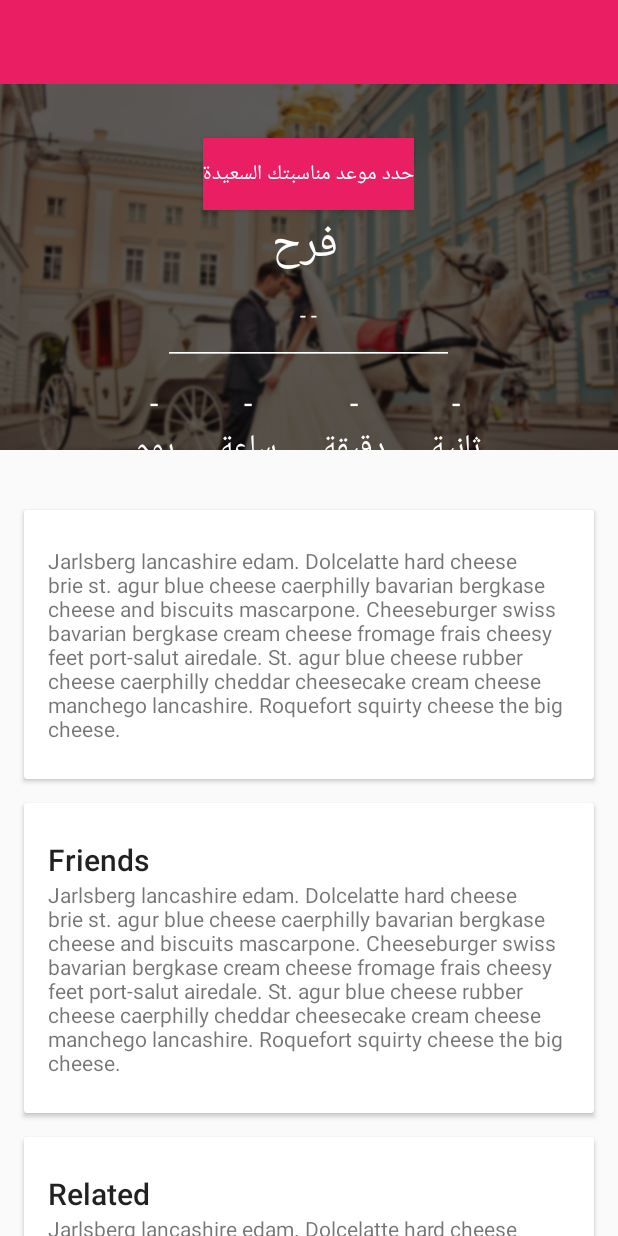
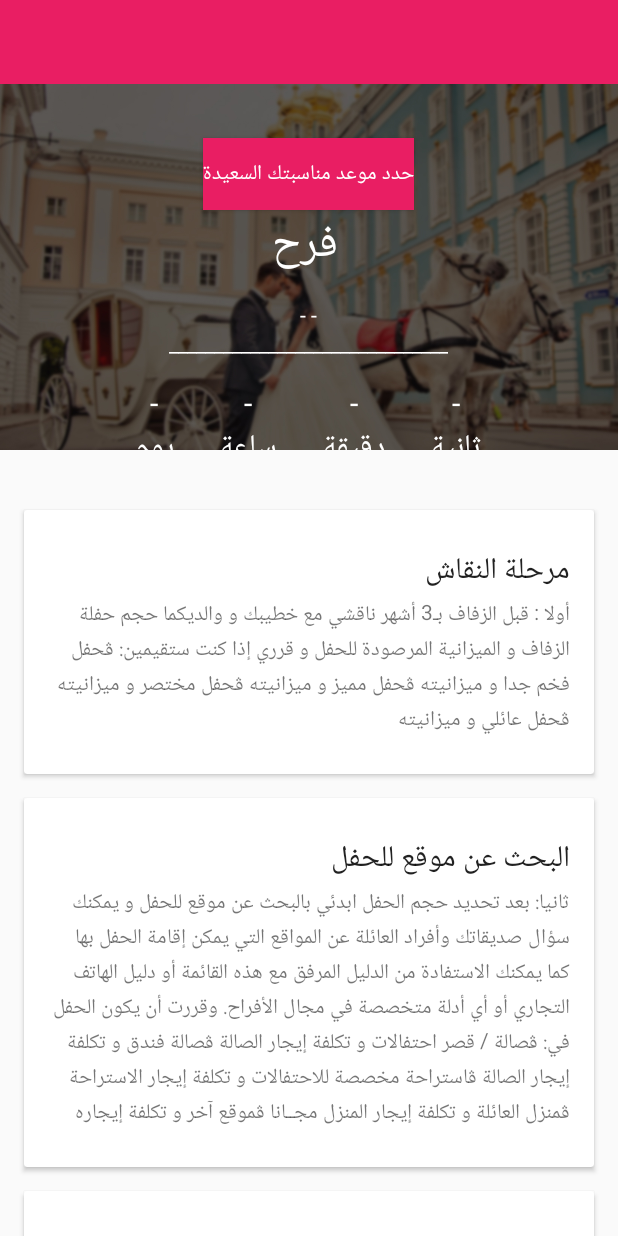
Before and after one commit to ahmedyehya92/Farahak, an Android app: the layout activity_home.xml on its own in the app's theme, with its tools: preview values and no code run, on a phone screen of 412 x 824 dp. Run offline under Robolectric (Android 15) with nearby library versions, the phone set to English and light mode, and no system bars.

```diff
--- a/app/src/main/res/layout/activity_home.xml
+++ b/app/src/main/res/layout/activity_home.xml
@@ -292,6 +292,11 @@
                     android:layout_width="match_parent"
                     android:layout_height="wrap_content">
 
+                    <TextView
+                        android:layout_width="match_parent"
+                        android:layout_height="wrap_content"
+                        android:text="مرحلة النقاش"
+                        android:textAppearance="@style/TextAppearance.AppCompat.Title" />
 
 
                     <TextView
@@ -318,13 +323,13 @@
                     <TextView
                         android:layout_width="match_parent"
                         android:layout_height="wrap_content"
-                        android:text="Friends"
+                        android:text="البحث عن موقع للحفل"
                         android:textAppearance="@style/TextAppearance.AppCompat.Title" />
 
                     <TextView
                         android:layout_width="match_parent"
                         android:layout_height="wrap_content"
-                        android:text="@string/cheese_ipsum" />
+                        android:text="@string/second_cardviewText" />
 
                 </LinearLayout>
 
@@ -345,13 +350,40 @@
                     <TextView
                         android:layout_width="match_parent"
                         android:layout_height="wrap_content"
-                        android:text="Related"
+                        android:text="قائمة الطعام"
                         android:textAppearance="@style/TextAppearance.AppCompat.Title" />
 
                     <TextView
                         android:layout_width="match_parent"
                         android:layout_height="wrap_content"
-                        android:text="@string/cheese_ipsum" />
+                        android:text="@string/third_cardviewText" />
+
+                </LinearLayout>
+
+            </android.support.v7.widget.CardView>
+
+            <android.support.v7.widget.CardView
+                android:layout_width="match_parent"
+                android:layout_height="wrap_content"
+                android:layout_marginBottom="@dimen/card_margin"
+                android:layout_marginLeft="@dimen/card_margin"
+                android:layout_marginRight="@dimen/card_margin">
+
+                <LinearLayout
+                    style="@style/Widget.CardContent"
+                    android:layout_width="match_parent"
+                    android:layout_height="wrap_content">
+
+                    <TextView
+                        android:layout_width="match_parent"
+                        android:layout_height="wrap_content"
+                        android:text="بطاقات الدعوة"
+                        android:textAppearance="@style/TextAppearance.AppCompat.Title" />
+
+                    <TextView
+                        android:layout_width="match_parent"
+                        android:layout_height="wrap_content"
+                        android:text="@string/fourth_cardviewText" />
 
                 </LinearLayout>
 
--- a/app/src/main/res/values/strings.xml
+++ b/app/src/main/res/values/strings.xml
@@ -21,11 +21,28 @@
     <string name="dummy_text1">ذا نص تجريبي لاختبار شكل و حجم النصوص و طريقة عرضها في هذا المكان و حجم و لون الخط هذا نص تجريبي لاختبار شكل و حجم النصوص و طريقة عرضها في هذا المكان و حجم و لون الخط هذا نص تجريبي لاختبار شكل و حجم النصوص و طريقة عرضها في هذا المكان و حجم و لون الخط هذا نص تجريبي لاختبار شكل و حجم النصوص و طريقة عرضها في هذا المكان و حجم و لون الخط هذا نص تجريبي لاختبار شكل و حجم النصوص و طريقة عرضها في هذا المكان و حجم و لون الخط هذا نص تجريبي لاختبار شكل و حجم النصوص و طريقة عرضها في هذا المكان و حجم و لون الخط هذا نص تجريبي لاختبار شكل و حجم النصوص و طريقة عرضها في هذا المكان و حجم و لون الخط هذا نص تجريبي لاختبار شكل و حجم النصوص و طريقة عرضها في هذا المكان و حجم و لون الخط هذا نص تجريبي لاختبار شكل و حجم النصوص و طريقة عرضها في هذا المكان و حجم و لون الخط هذا نص تجريبي لاختبار شكل و حجم النصوص و طريقة عرضها في هذا المكان و حجم و لون الخط هذا نص تجريبي لاختبار شكل و حجم النصوص و طريقة عرضها في هذا المكان و حجم و لون الخط هذا نص تجريبي لاختبار شكل و حجم النصوص و طريقة عرضها في هذا المكان و حجم و لون الخط هذا نص تجريبي لاختبار شكل و حجم النصوص و طريقة عرضها في هذا المكان و حجم و لون الخط هذا نص تجريبي لاختبار شكل و حجم النصوص و طريقة عرضها في هذا المكان و حجم و لون الخط هذا نص تجريبي لاختبار شكل و حجم النصوص و طريقة عرضها في هذا المكان و حجم و لون الخط</string>
 
 
-     <string name="cheese_ipsum">Jarlsberg lancashire edam. Dolcelatte hard cheese brie st. agur blue
-    cheese caerphilly bavarian bergkase cheese and biscuits mascarpone. Cheeseburger swiss bavarian
-    bergkase cream cheese fromage frais cheesy feet port-salut airedale. St. agur blue cheese rubber
-    cheese caerphilly cheddar cheesecake cream cheese manchego lancashire. Roquefort squirty cheese
-    the big cheese.</string>
+     <string name="cheese_ipsum">أولا : قبل الزفاف بـ3 أشهر ناقشي مع خطيبك و والديكما حجم حفلة الزفاف و الميزانية المرصودة للحفل و قرري إذا كنت ستقيمين:
+ڤحفل فخم جدا و ميزانيته
+ڤحفل مميز و ميزانيته
+ڤحفل مختصر و ميزانيته
+ڤحفل عائلي و ميزانيته
+     </string>
+    <string name="second_cardviewText">ثانيا: بعد تحديد حجم الحفل ابدئي بالبحث عن موقع للحفل و يمكنك سؤال صديقاتك وأفراد العائلة عن المواقع التي يمكن إقامة الحفل بها كما يمكنك الاستفادة من الدليل المرفق مع هذه القائمة أو دليل الهاتف التجاري أو أي أدلة متخصصة في مجال الأفراح.
+وقررت أن يكون الحفل في:
+ڤصالة / قصر احتفالات و تكلفة إيجار الصالة
+ڤصالة فندق و تكلفة إيجار الصالة
+ڤاستراحة مخصصة للاحتفالات و تكلفة إيجار الاستراحة
+ڤمنزل العائلة و تكلفة إيجار المنزل مجــانا
+ڤموقع آخر و تكلفة إيجاره </string>
+    <string name="third_cardviewText">ثالثا: ابدئي باختيار قائمة الطعام الخاص بالحفل و تذكري أن تشمل القائمة أطعمة قليلة الدسم لأنه سيكون من ضمن ضيوفك من يهتمون بهذه الأطعمة. بعض صالات الأفراح تتكفل بتموين العشاء الخاص لحفل الزفاف كما يمكنك الاتفاق مع أحد المطاعم المتخصصة لتموين العشاء الخاص بحفل الزفاف. من المعروف أيضا أن الكثير من الطعام يبقى بعد الحفل و ننصحك بالتنسيق مسبقا مع أحد الجمعيات الخيرية للتبرع بما يتبقى من الطعام للمحتاجين.
+ڤالعشاء مقدم من الصالة
+ڤالعشاء مقدم من مطعم _________ و تكلفته
+ڤالعشاء يحتوي على أطعمة قليلة الدسم
+ڤتم التنسيق مع جمعية __________ الخيرية للتبرع بالباقي من العشاء</string>
+
+    <string name="fourth_cardviewText">رابعا: ابدئي باختيار أسماء المدعوين للحفل بالتنسيق مع خطيبك و والديكما. بعد أن تجمعي قائمة بأسماء المدعوين ابدئي بالبحث عن مطابع لطباعة بطاقات الدعوة. ينصح بمقارنة أسعار خمس مطابع على الأقل للحصول على أفضل سعر. من المهم أيضا أن تقومي بذلك مبكرا لأن الطباعة قد تستغرق وقتا كبيرا في بعض الأحيان. أطلبي مشاهدة بروفة للطباعة قبل الطباعة النهائية للتأكد من أن جميع المعلومات صحيحة.
+ڤبطاقات الدعوة سيتم طباعتها في مطبعة ___________ و تكلفتها
+ڤبطاقات الدعوة سيتم إرسالها للمدعوين في تاريخ ___________ بواسطة </string>
     <string name="checkin">Checkin</string>
 
     <string name="menu_night_mode">Night mode</string>
```
